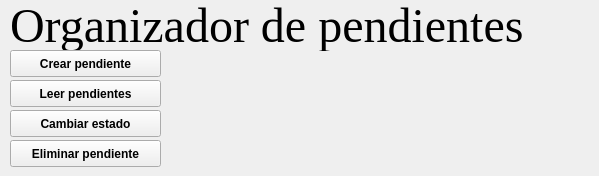
Before: the Qt Designer form proyectoSolitario/mainwindow.ui in dereck-anti-EPN/Proyecto-Programacion, drawn with Qt 5.
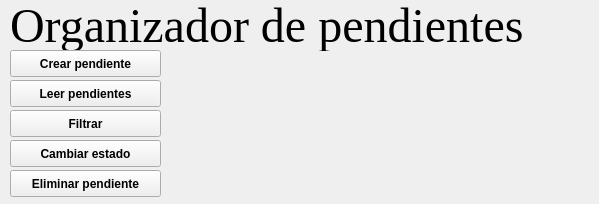
After: the same form once the commit is applied. Icons and pictures are not drawn.

```diff
--- a/proyectoSolitario/mainwindow.ui
+++ b/proyectoSolitario/mainwindow.ui
@@ -7,7 +7,7 @@
     <x>0</x>
     <y>0</y>
     <width>599</width>
-    <height>176</height>
+    <height>204</height>
    </rect>
   </property>
   <property name="windowTitle">
@@ -82,7 +82,7 @@
     <property name="geometry">
      <rect>
       <x>10</x>
-      <y>110</y>
+      <y>140</y>
       <width>151</width>
       <height>27</height>
      </rect>
@@ -103,7 +103,7 @@
     <property name="geometry">
      <rect>
       <x>10</x>
-      <y>140</y>
+      <y>170</y>
       <width>151</width>
       <height>27</height>
      </rect>
@@ -120,6 +120,27 @@
      <string>Eliminar pendiente</string>
     </property>
    </widget>
+   <widget class="QPushButton" name="botonFiltrar">
+    <property name="geometry">
+     <rect>
+      <x>10</x>
+      <y>110</y>
+      <width>151</width>
+      <height>27</height>
+     </rect>
+    </property>
+    <property name="font">
+     <font>
+      <bold>true</bold>
+     </font>
+    </property>
+    <property name="cursor">
+     <cursorShape>PointingHandCursor</cursorShape>
+    </property>
+    <property name="text">
+     <string>Filtrar</string>
+    </property>
+   </widget>
   </widget>
  </widget>
  <resources/>
```
